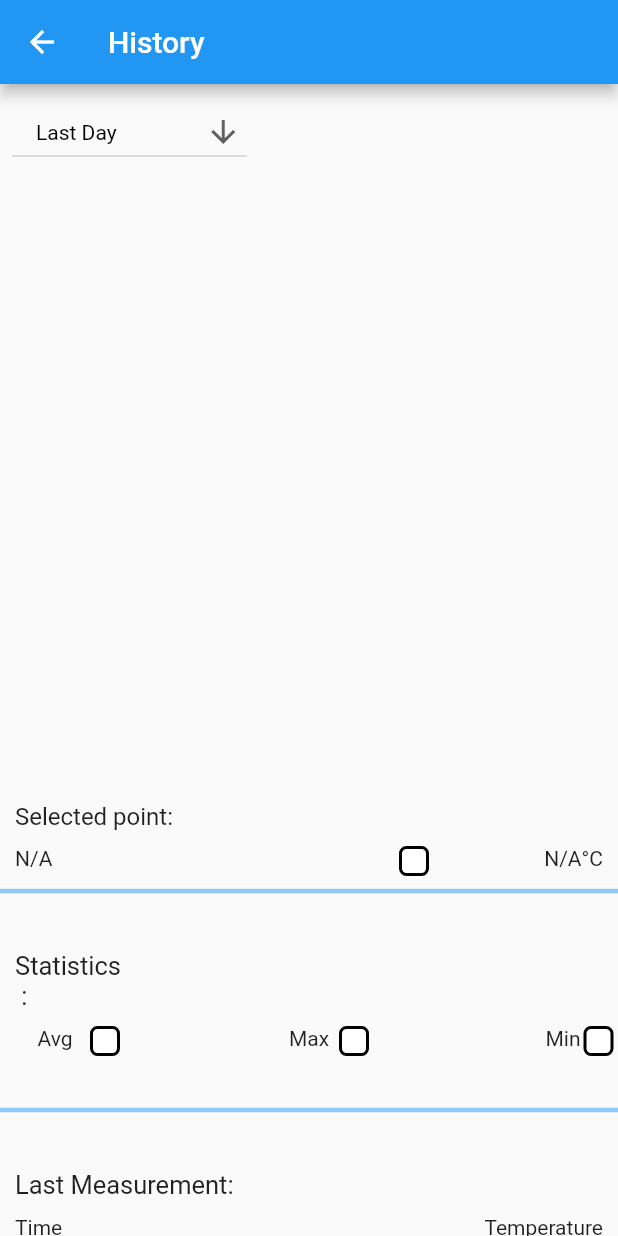
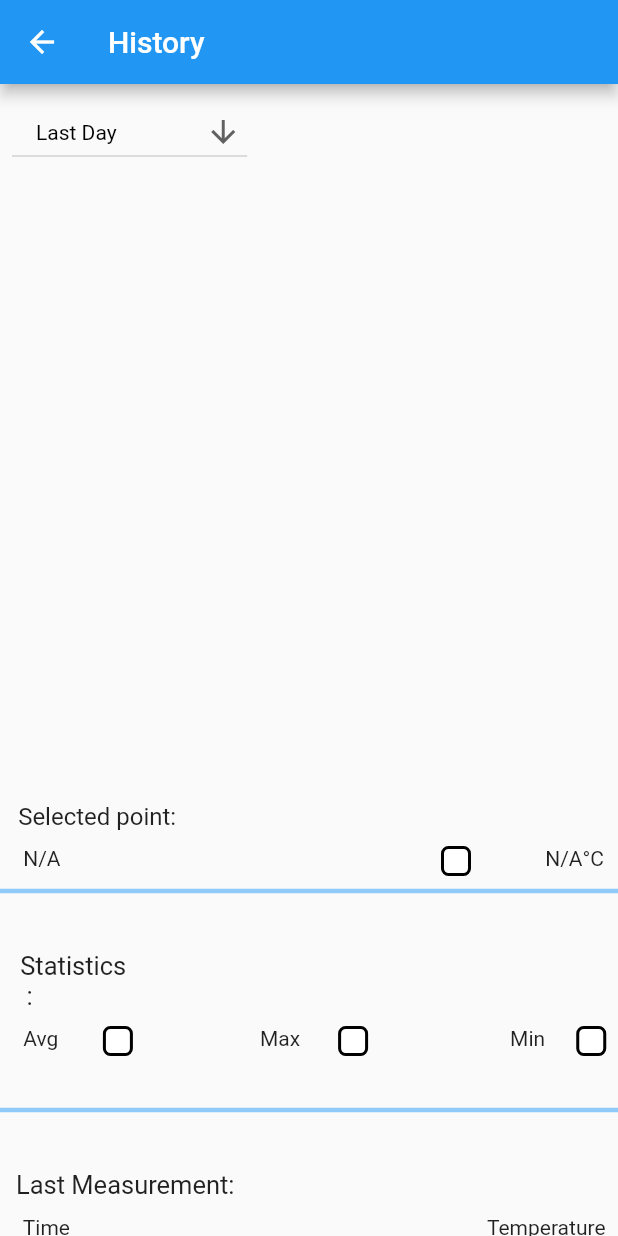
Before and after one commit to fredhua233/QuickTherm, a Flutter app: the HistoryPage screen opened directly, on a phone screen of 412 x 824 dp. Run offline on Flutter 3.47's test engine with Material 2 defaults, Android fonts, the phone set to English and light mode, and no system bars; our stand-ins replace charts_flutter, cloud_firestore, flutter_blue, flutter_spinkit, material_design_icons_flutter, shared_preferences; missing offline and left inert: system_setting; accounts and stored records are empty.

Commit message:
used offset instead of padding

```diff
--- a/lib/Pages/HistoryPage.dart
+++ b/lib/Pages/HistoryPage.dart
@@ -137,9 +137,9 @@ class HistoryPageState extends State<HistoryPage> {
                   height: 400,
                   child: _graph())),
               Align(
-                alignment: cup.Alignment.topLeft,
+                alignment: cup.FractionalOffset(0.04,0),
                 child: Padding(
-                  padding: new EdgeInsets.only(top: 15.0, left: 10.0),
+                  padding: new EdgeInsets.only(top: 15.0),
                   child: new Text("Selected point: " , style: new cup.TextStyle(fontSize: 16),))
               ),
               Align(
@@ -147,21 +147,21 @@ class HistoryPageState extends State<HistoryPage> {
                   child: Stack(
                     children: <Widget>[
                       Align(
-                        alignment: cup.Alignment.topLeft,
+                        alignment: cup.FractionalOffset(0.04,0),
                         child: Padding(
-                            padding: new EdgeInsets.only(top: 10.0, left: 10.0),
+                            padding: new EdgeInsets.only(top: 10.0),
                             child: _time != null && _time != "N/A"? new Text(_time.substring(0, 19)) : new Text("N/A")),
                       ),
                       Align(
-                          alignment: cup.Alignment.topCenter,
+                          alignment: cup.FractionalOffset(0.75,0),
                           child: Padding(
-                            padding: new EdgeInsets.only(top: 10.0, left: 140.0),
+                            padding: new EdgeInsets.only(top: 10.0),
                             child: _tag(_secondaryTag(_temp)))
                           ),
                       Align(
-                        alignment: cup.Alignment.topRight,
+                        alignment: cup.FractionalOffset(0.975,0),
                         child: Padding(
-                            padding: new EdgeInsets.only(top: 10.0, right: 10.0),
+                            padding: new EdgeInsets.only(top: 10.0),
                             child:  _temp != null ? new Text(_temp +  String.fromCharCode(0x00B0) + "C") : new Text(" ")),
                       ),
                     ],
@@ -171,11 +171,13 @@ class HistoryPageState extends State<HistoryPage> {
                 color: Colors.blue[200],
                 height: 20,
                 thickness: 3,
+                indent: 0,
+                endIndent: 0,
               ),
               Align(
-                  alignment: cup.Alignment.topLeft,
+                  alignment: cup.FractionalOffset(0.04,0),
                   child: Padding(
-                      padding: new EdgeInsets.only(top: 30.0, left: 10.0),
+                      padding: new EdgeInsets.only(top: 30.0),
                       child: new Text("Statistics \n$_timeWindow: " , style: new cup.TextStyle(fontSize: 17),))
               ),
               Align(
@@ -183,43 +185,41 @@ class HistoryPageState extends State<HistoryPage> {
                   child: Stack(
                     children: <Widget>[
                       Align(
-                          alignment: cup.Alignment.topLeft,
+                          alignment: cup.FractionalOffset(0.175,0),
                           child: Padding(
-                              padding: new EdgeInsets.only(top: 10.0, left: 60.0),
+                              padding: new EdgeInsets.only(top: 10.0),
                               child: _tag(_secondaryTag(_avg)))
                       ),
                       Align(
-                        alignment: cup.Alignment.topLeft,
+                        alignment: cup.FractionalOffset(0.04,0),
                         child: Padding(
-                            padding: new EdgeInsets.only(top: 10.0, left: 25.0),
+                            padding: new EdgeInsets.only(top: 10.0),
                             child: new Text("Avg")),
                       ),
                       Align(
-                          alignment: cup.Alignment.topCenter,
+                          alignment: cup.FractionalOffset(0.575,0),
                           child: Padding(
-                              padding: new EdgeInsets.only(top: 10.0, left: 60.0),
+                              padding: new EdgeInsets.only(top: 10.0),
                               child: _tag(_secondaryTag(_max)))
                       ),
                       Align(
-                        alignment: cup.Alignment.topCenter,
+                        alignment: cup.FractionalOffset(0.45,0),
                         child: Padding(
                             padding: new EdgeInsets.only(top: 10.0),
                             child: new cup.Text("Max"))
                       ),
-
                       Align(
-                          alignment: cup.Alignment.topRight,
+                          alignment: cup.FractionalOffset(0.98,0),
                           child: Padding(
-                              padding: new EdgeInsets.only(top: 10.0, right: 3.0),
+                              padding: new EdgeInsets.only(top: 10.0),
                               child: _tag(_secondaryTag(_min)))
                       ),
                       Align(
-                        alignment: cup.Alignment.topRight,
+                        alignment: cup.FractionalOffset(0.875,0),
                         child: Padding(
-                            padding: new EdgeInsets.only(top: 10.0, right: 25.0),
+                            padding: new EdgeInsets.only(top: 10.0),
                             child:  new Text("Min")),
                       ),
-
                     ],
                   )
               ),
@@ -228,21 +228,21 @@ class HistoryPageState extends State<HistoryPage> {
                   child: Stack(
                     children: <Widget>[
                       Align(
-                        alignment: cup.Alignment.topLeft,
+                        alignment: cup.FractionalOffset(0.04,0),
                         child: Padding(
-                            padding: new EdgeInsets.only(top: 10.0, left: 10.0),
+                            padding: new EdgeInsets.only(top: 10.0),
                             child: _avg != null ? new Text(_avg + String.fromCharCode(0x00B0) + "C") : Text("")),
                       ),
                       Align(
-                        alignment: cup.Alignment.topCenter,
+                          alignment: cup.FractionalOffset(0.5,0),
                         child: Padding(
                             padding: new EdgeInsets.only(top: 10.0),
                             child: _max != null ? new Text(_max + String.fromCharCode(0x00B0) + "C") : Text(""))
                       ),
                       Align(
-                        alignment: cup.Alignment.topRight,
+                        alignment: cup.FractionalOffset(0.975,0),
                         child: Padding(
-                            padding: new EdgeInsets.only(top: 10.0, right: 10.0),
+                            padding: new EdgeInsets.only(top: 10.0),
                             child: _min != null ? new Text(_min + String.fromCharCode(0x00B0) + "C") : Text(""))
                       ),
                     ],
@@ -252,11 +252,13 @@ class HistoryPageState extends State<HistoryPage> {
                 color: Colors.blue[200],
                 height: 20,
                 thickness: 3,
+                indent: 0,
+                endIndent: 0,
               ),
               Align(
-                  alignment: cup.Alignment.topLeft,
+                  alignment: cup.FractionalOffset(0.04,0),
                   child: Padding(
-                      padding: new EdgeInsets.only(top: 30.0, left: 10.0),
+                      padding: new EdgeInsets.only(top: 30.0),
                       child: new Text("Last Measurement:" , style: new cup.TextStyle(fontSize: 17),))
               ),
               Align(
@@ -264,15 +266,15 @@ class HistoryPageState extends State<HistoryPage> {
                   child: Stack(
                     children: <Widget>[
                       Align(
-                        alignment: cup.Alignment.topLeft,
+                        alignment: cup.FractionalOffset(0.04,0),
                         child: Padding(
-                            padding: new EdgeInsets.only(top: 10.0, left: 10),
+                            padding: new EdgeInsets.only(top: 10.0),
                             child: new Text("Time")),
                       ),
                       Align(
-                        alignment: cup.Alignment.topRight,
+                        alignment: cup.FractionalOffset(0.975,0),
                         child: Padding(
-                            padding: new EdgeInsets.only(top: 10.0, right: 10.0),
+                            padding: new EdgeInsets.only(top: 10.0),
                             child:  new Text("Temperature")),
                       ),
                     ],
@@ -283,27 +285,27 @@ class HistoryPageState extends State<HistoryPage> {
                   child: Stack(
                     children: <Widget>[
                       Align(
-                        alignment: cup.Alignment.topLeft,
+                        alignment: cup.FractionalOffset(0.04,0),
                         child: Padding(
-                            padding: new EdgeInsets.only(top: 10.0, left: 10.0),
+                            padding: new EdgeInsets.only(top: 10.0),
                             child: _lastMeasured != null && _lastMeasured.length > 19? new Text(_lastMeasured.substring(0, 19)) : Text("")),
                       ),
                       Align(
-                          alignment: cup.Alignment.topCenter,
+                          alignment: cup.FractionalOffset(0.625,0),
                           child: Padding(
-                              padding: new EdgeInsets.only(top: 10.0, left: 75),
+                              padding: new EdgeInsets.only(top: 10.0),
                               child: _tag(_primaryTag())),
                       ),
                       Align(
-                        alignment: cup.Alignment.topCenter,
+                        alignment: cup.FractionalOffset(0.725,0),
                         child: Padding(
-                            padding: new EdgeInsets.only(top: 10.0, left: 150),
+                            padding: new EdgeInsets.only(top: 10.0),
                             child: _tag(_secondaryTag(_lastTemp))),
                       ),
                       Align(
-                          alignment: cup.Alignment.topRight,
+                          alignment: cup.FractionalOffset(0.975,0),
                           child: Padding(
-                              padding: new EdgeInsets.only(top: 10.0, right: 10.0),
+                              padding: new EdgeInsets.only(top: 10.0),
                               child: _lastTemp != null ? new Text(_lastTemp + String.fromCharCode(0x00B0) + "C") : Text(""))
                       ),
                     ],
@@ -313,17 +315,19 @@ class HistoryPageState extends State<HistoryPage> {
                 color: Colors.blue[200],
                 height: 20,
                 thickness: 3,
+                indent: 0,
+                endIndent: 0,
               ),
               Align(
-                  alignment: cup.Alignment.topLeft,
+                  alignment: cup.FractionalOffset(0.04,0),
                   child: Padding(
-                      padding: new EdgeInsets.only(top: 30.0, left: 10.0),
+                      padding: new EdgeInsets.only(top: 30.0),
                       child: new Text("About the Coronavirus (COVID-19)" , style: new cup.TextStyle(fontSize: 17)))
               ),
               Align(
-                  alignment: cup.Alignment.topLeft,
+                  alignment: cup.FractionalOffset(0.04,0),
                   child: Padding(
-                      padding: new EdgeInsets.only(top: 30.0, left: 10.0, bottom: 20),
+                      padding: new EdgeInsets.only(top: 30.0, bottom: 20),
                       child:new InkWell(
                           child: new Text('Learn more (tap here) at: https://www.cdc.gov/coronavirus/2019-ncov/'),
                           onTap: () => _launchInBrowser("https://www.cdc.gov/coronavirus/2019-ncov/")
```
